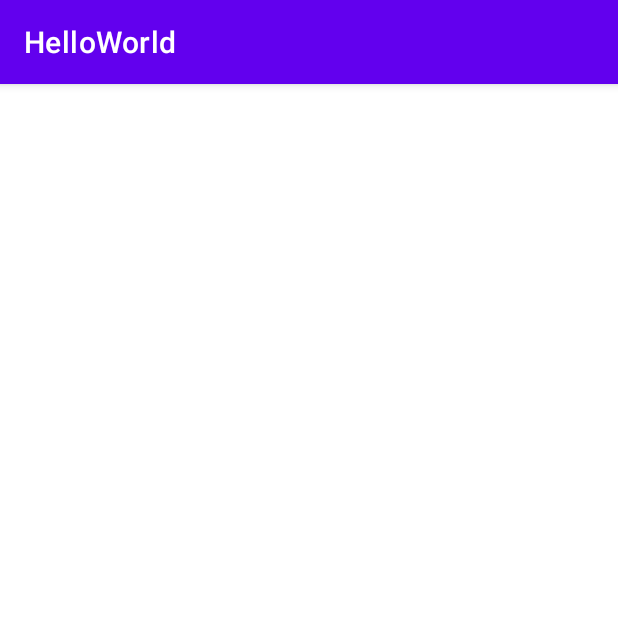
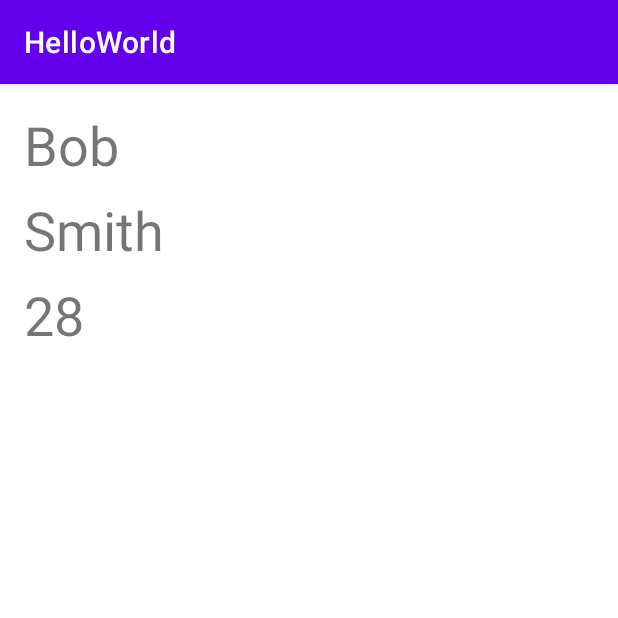
Before and after one commit to codingpond/android-easy, an Android app: the screen it shows after launch (MainActivity), on a phone screen of 412 x 824 dp, the top half of it. Run offline under Robolectric (Android 15) with nearby library versions, the phone set to English and light mode, and no system bars; our stand-ins replace data binding.

Commit message:
Add User class. Update layout with user data.

```diff
--- a/sections/databinding/HelloWorld/app/src/main/java/com/example/helloworld/MainActivity.kt
+++ b/sections/databinding/HelloWorld/app/src/main/java/com/example/helloworld/MainActivity.kt
@@ -2,16 +2,18 @@ package com.example.helloworld
 
 import android.os.Bundle
 import androidx.appcompat.app.AppCompatActivity
+import androidx.databinding.DataBindingUtil
 import com.example.helloworld.databinding.ActivityMainBinding
 
 class MainActivity : AppCompatActivity() {
     override fun onCreate(savedInstanceState: Bundle?) {
         super.onCreate(savedInstanceState)
 
-        val binding: ActivityMainBinding = ActivityMainBinding.inflate(layoutInflater)
+        val binding: ActivityMainBinding = DataBindingUtil.setContentView(
+                this, R.layout.activity_main)
 
-        val view = binding.root
+        binding.user = User("Bob", "Smith", 28)
+    }
 
-        setContentView(view)
-    }
+
 }
--- /dev/null
+++ b/sections/databinding/HelloWorld/app/src/main/java/com/example/helloworld/User.kt
@@ -0,0 +1,3 @@
+package com.example.helloworld
+
+data class User(val firstName: String, val lastName: String, val age: Int)
--- a/sections/databinding/HelloWorld/app/src/main/res/layout/activity_main.xml
+++ b/sections/databinding/HelloWorld/app/src/main/res/layout/activity_main.xml
@@ -1,20 +1,50 @@
 <?xml version="1.0" encoding="utf-8"?>
-<layout>
-    <androidx.constraintlayout.widget.ConstraintLayout xmlns:android="http://schemas.android.com/apk/res/android"
-        xmlns:app="http://schemas.android.com/apk/res-auto"
-        xmlns:tools="http://schemas.android.com/tools"
+<layout xmlns:android="http://schemas.android.com/apk/res/android"
+    xmlns:app="http://schemas.android.com/apk/res-auto"
+    xmlns:tools="http://schemas.android.com/tools">
+    <data>
+        <variable name="user" type="com.example.helloworld.User"/>
+    </data>
+    <androidx.constraintlayout.widget.ConstraintLayout
         android:layout_width="match_parent"
         android:layout_height="match_parent"
         tools:context=".MainActivity">
 
         <TextView
+            android:id="@+id/labelFirst"
             android:layout_width="wrap_content"
             android:layout_height="wrap_content"
-            android:text="Hello World!"
-            app:layout_constraintBottom_toBottomOf="parent"
-            app:layout_constraintLeft_toLeftOf="parent"
-            app:layout_constraintRight_toRightOf="parent"
-            app:layout_constraintTop_toTopOf="parent" />
+            android:layout_marginStart="16dp"
+            android:layout_marginTop="16dp"
+            android:text="@{user.firstName}"
+            android:textSize="36sp"
+            app:layout_constraintStart_toStartOf="parent"
+            app:layout_constraintTop_toTopOf="parent"
+            tools:text="first name" />
+
+        <TextView
+            android:id="@+id/labelLast"
+            android:layout_width="wrap_content"
+            android:layout_height="wrap_content"
+            android:layout_marginStart="16dp"
+            android:layout_marginTop="8dp"
+            android:text="@{user.lastName}"
+            android:textSize="36sp"
+            app:layout_constraintStart_toStartOf="parent"
+            app:layout_constraintTop_toBottomOf="@+id/labelFirst"
+            tools:text="last name" />
+
+        <TextView
+            android:id="@+id/labelAge"
+            android:layout_width="wrap_content"
+            android:layout_height="wrap_content"
+            android:layout_marginStart="16dp"
+            android:layout_marginTop="8dp"
+            android:text="@{Integer.toString(user.age)}"
+            android:textSize="36sp"
+            app:layout_constraintStart_toStartOf="parent"
+            app:layout_constraintTop_toBottomOf="@+id/labelLast"
+            tools:text="Age" />
 
     </androidx.constraintlayout.widget.ConstraintLayout>
 </layout>
```
